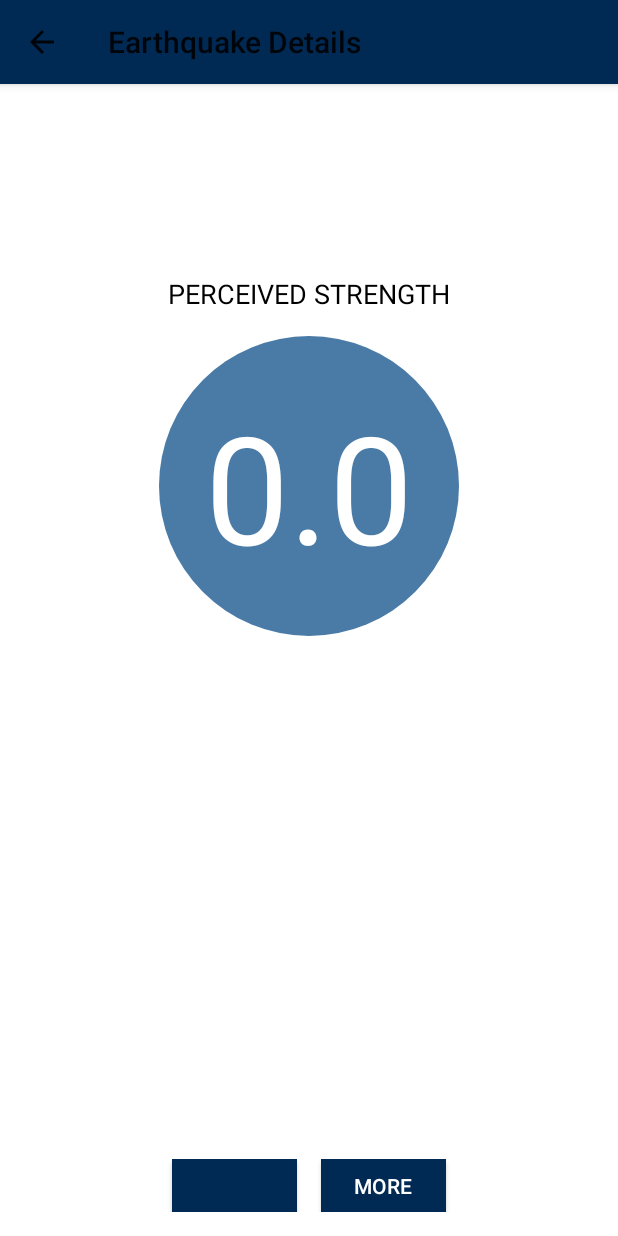
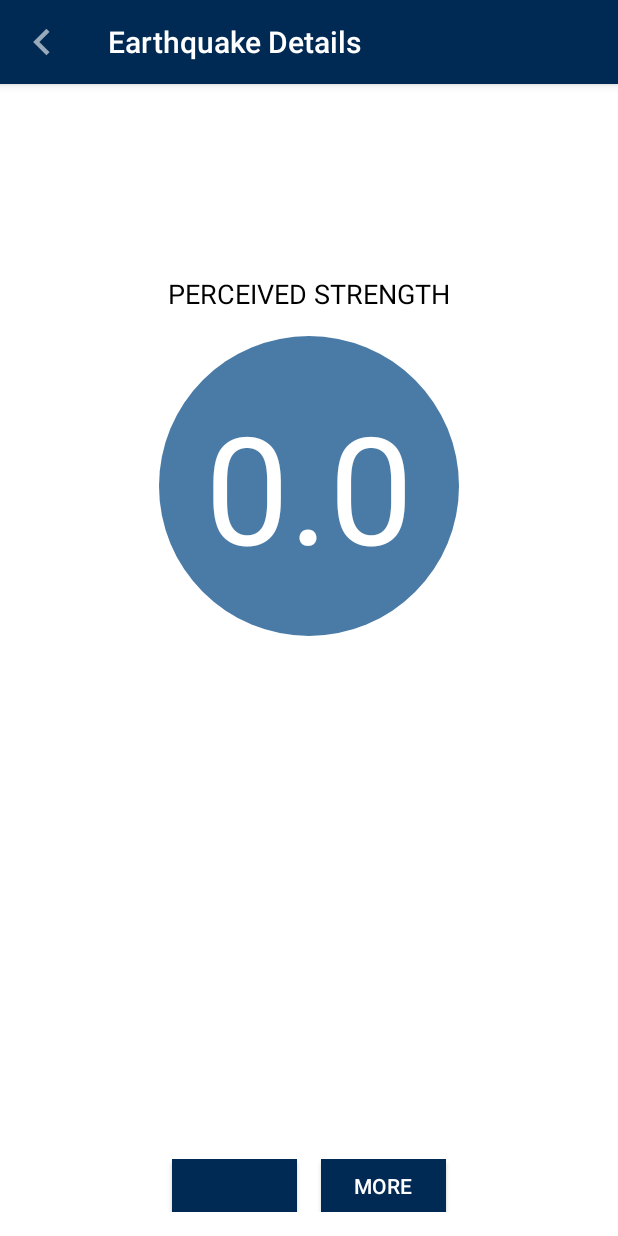
Before and after one commit to Apurba000Biswas/Disaster-Response, an Android app: the EarthQuakeDetailsActivity screen opened directly, with no data from a screen before it, on a phone screen of 412 x 824 dp. Run offline under Robolectric (Android 15) with nearby library versions, the phone set to English and light mode, and no system bars; libraries missing offline, so code that uses them is left out: com.facebook.share; plain views replace ShareButton; 3 statements that could not run were skipped.

Commit message:
6.0 Added Bar Tittle color and Back Arrow style for earthquake Details Activity

```diff
--- a/app/src/main/AndroidManifest.xml
+++ b/app/src/main/AndroidManifest.xml
@@ -38,7 +38,6 @@
         </activity>
         <activity
             android:name=".EarthQuakeDetailsActivity"
-            android:label="@string/title_activity_catagory"
             android:parentActivityName=".MainActivity"
             android:theme="@style/AppTheme.NoActionBar">
             <meta-data
--- a/app/src/main/java/com/example/apurba/disaster/disasterreport/EarthQuakeDetailsActivity.java
+++ b/app/src/main/java/com/example/apurba/disaster/disasterreport/EarthQuakeDetailsActivity.java
@@ -7,6 +7,9 @@ package com.example.apurba.disaster.disasterreport;
 
 import android.content.ActivityNotFoundException;
 import android.content.Intent;
+import android.graphics.Color;
+import android.graphics.PorterDuff;
+import android.graphics.drawable.Drawable;
 import android.graphics.drawable.GradientDrawable;
 import android.net.Uri;
 import android.os.Bundle;
@@ -14,6 +17,9 @@ import android.support.annotation.Nullable;
 
 import android.support.v4.content.ContextCompat;
 import android.support.v7.app.AppCompatActivity;
+import android.text.Spannable;
+import android.text.SpannableString;
+import android.text.style.ForegroundColorSpan;
 import android.view.View;
 import android.widget.Button;
 import android.widget.TextView;
@@ -32,6 +38,17 @@ public class EarthQuakeDetailsActivity extends AppCompatActivity {
     protected void onCreate(@Nullable Bundle savedInstanceState) {
         super.onCreate(savedInstanceState);
         setContentView(R.layout.earth_quake_details);
+
+        //setTitle("Earthquake Details");
+        String title = "Earthquake Details";
+        SpannableString s = new SpannableString(title);
+        s.setSpan(new ForegroundColorSpan(Color.WHITE), 0, title.length(), Spannable.SPAN_EXCLUSIVE_EXCLUSIVE);
+        getSupportActionBar().setTitle(s);
+
+        final Drawable upArrow = getResources().getDrawable(R.drawable.back_arrow);
+        upArrow.setColorFilter(getResources().getColor(R.color.main_background), PorterDuff.Mode.SRC_ATOP);
+        getSupportActionBar().setHomeAsUpIndicator(upArrow);
+
 
         Intent intent = getIntent();
         final String location = intent.getStringExtra(EarthQuakeFragment.EXTRA_MESSAGE_1);
@@ -70,6 +87,8 @@ public class EarthQuakeDetailsActivity extends AppCompatActivity {
         });
 
     }
+
+
     private String formatedMagnitude(double mag){
         DecimalFormat decimalFormatter = new DecimalFormat("0.0");
         return decimalFormatter.format(mag);
--- a/app/src/main/res/values-v19/styles.xml
+++ b/app/src/main/res/values-v19/styles.xml
@@ -16,6 +16,7 @@
         <item name="android:windowTranslucentNavigation">false</item>
         <item name="windowActionBar">true</item>
         <item name="windowNoTitle">false</item>
+        <item name="android:textColor">#FFFFFF</item>
         <item name="elevation">10dp</item>
     </style>
 </resources>
--- a/app/src/main/res/values/styles.xml
+++ b/app/src/main/res/values/styles.xml
@@ -36,7 +36,6 @@
         <item name="windowActionBar">true</item>
         <item name="windowNoTitle">false</item>
         <item name="android:textColor">#FFFFFF</item>
-        <item name="elevation">10dp</item>
     </style>
 
     <style name="Level">
```
Also changed, not shown: app/src/main/res/drawable-hdpi/back_arrow.png (added), app/src/main/res/drawable-mdpi/back_arrow.png (added), app/src/main/res/drawable-xhdpi/back_arrow.png (added), app/src/main/res/drawable-xxhdpi/back_arrow.png (added).
